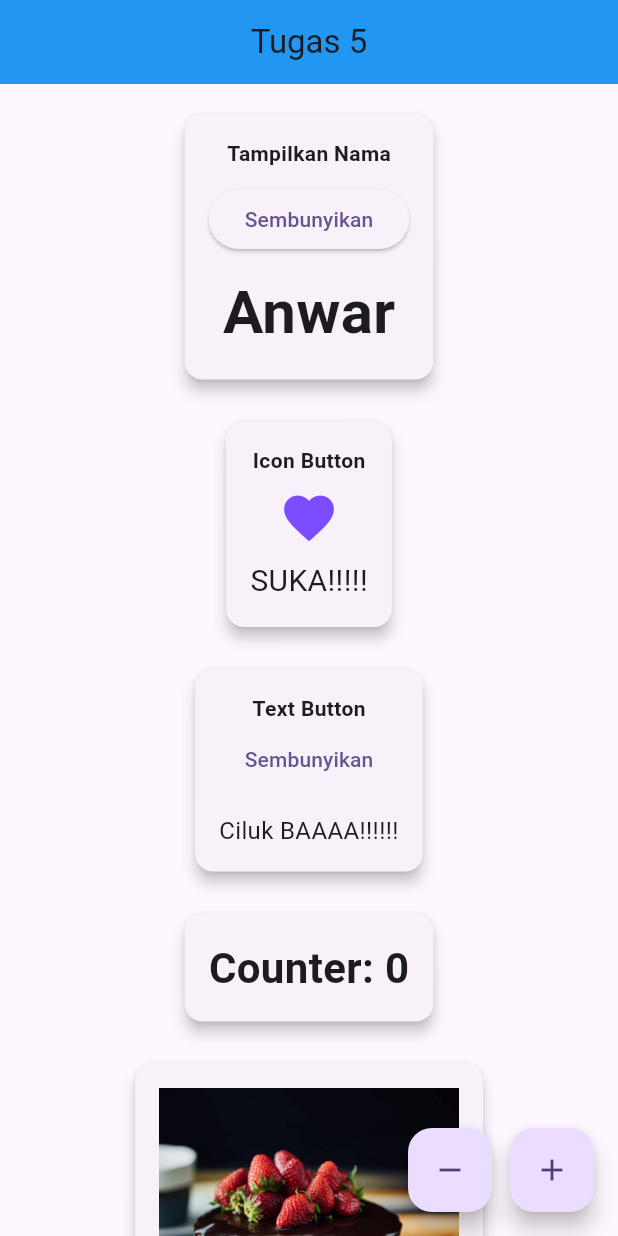
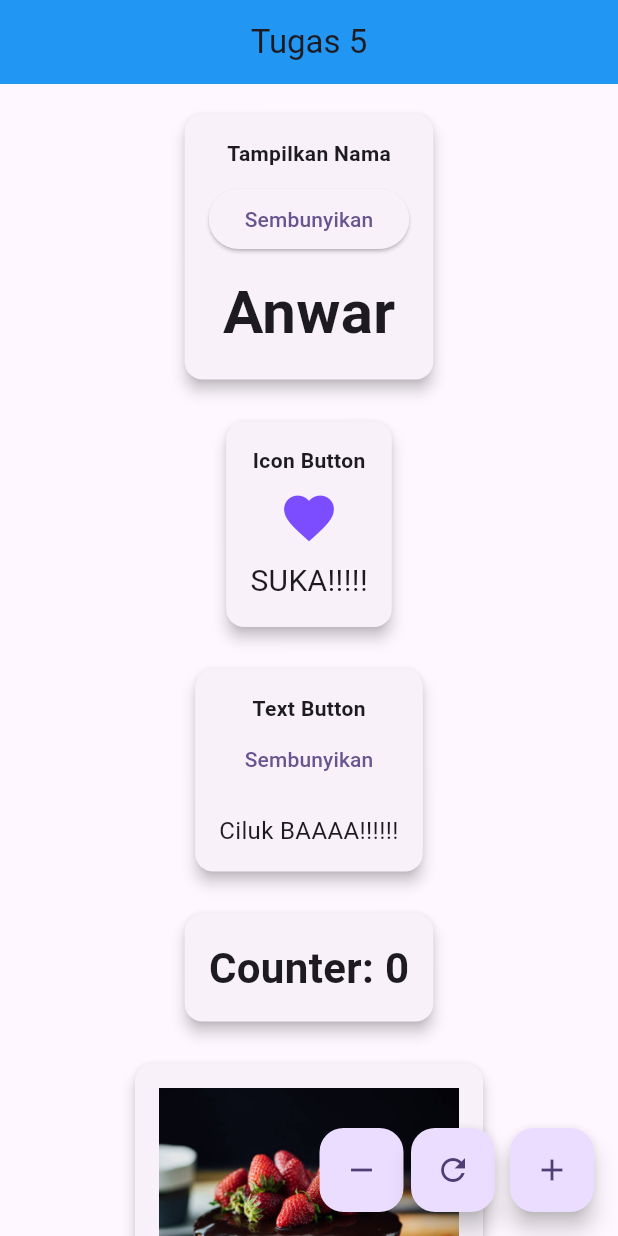
Before and after one commit to AnwarHenry/PPKD-TugasFlutter, a Flutter app: the screen it shows after launch, on a phone screen of 412 x 824 dp. Run offline on Flutter 3.47's test engine with Material 3 defaults, Android fonts, the phone set to English and light mode, and no system bars.

Commit message:
Tugas5_Flutter

```diff
--- a/lib/tugas5/tugas5.dart
+++ b/lib/tugas5/tugas5.dart
@@ -20,14 +20,14 @@ class _Tugas5State extends State<Tugas5> {
   @override
   Widget build(BuildContext context) {
     return Scaffold(
-      // Tambahan: dua tombol FAB di kanan bawah (tambah & kurang)
+      // FloatingActionButtons: Kurang, Reset, Tambah
       floatingActionButton: Row(
         mainAxisAlignment: MainAxisAlignment.end,
         children: [
+          // Tombol Kurang
           FloatingActionButton(
             heroTag: "btnKurang",
             child: const Icon(Icons.remove),
-            //backgroundColor: Colors.red,
             onPressed: () {
               setState(() {
                 if (counter > 0) counter--;
@@ -35,12 +35,23 @@ class _Tugas5State extends State<Tugas5> {
               print("Counter dikurangi: $counter");
             },
           ),
-          const SizedBox(width: 12),
+          const SizedBox(width: 5),
+          // Tombol Reset
+          FloatingActionButton(
+            heroTag: "btnReset",
+            child: const Icon(Icons.refresh),
+            onPressed: () {
+              setState(() {
+                counter = 0;
+              });
+              print("Counter direset: $counter");
+            },
+          ),
+          const SizedBox(width: 10),
+          // Tombol Tambah
           FloatingActionButton(
             heroTag: "btnTambah",
             child: const Icon(Icons.add),
-
-            //backgroundColor: Colors.green,
             onPressed: () {
               setState(() {
                 counter++;
@@ -74,7 +85,6 @@ class _Tugas5State extends State<Tugas5> {
                     const Text(
                       "Tampilkan Nama",
                       style: TextStyle(fontWeight: FontWeight.bold),
-
                     ),
                     const SizedBox(height: 10),
                     ElevatedButton(
```
